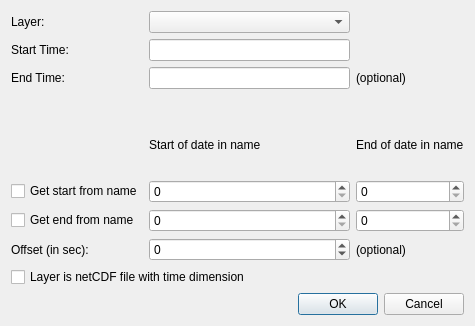
Above: addRasterLayer.ui from anitagraser/TimeManager before the change. Below: the same form after it.
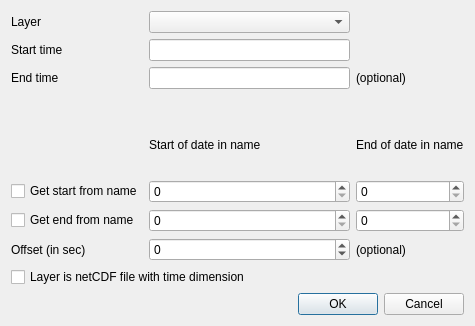
That is the form after the change.

Commit message: minor label changes for consistency

```diff
--- a/addRasterLayer.ui
+++ b/addRasterLayer.ui
@@ -22,7 +22,7 @@
      <item row="2" column="0">
       <widget class="QLabel" name="label_2">
        <property name="text">
-        <string>Start Time:</string>
+        <string>Start time</string>
        </property>
       </widget>
      </item>
@@ -39,7 +39,7 @@
      <item row="0" column="0">
       <widget class="QLabel" name="label">
        <property name="text">
-        <string>Layer:</string>
+        <string>Layer</string>
        </property>
       </widget>
      </item>
@@ -52,7 +52,7 @@
      <item row="12" column="0">
       <widget class="QLabel" name="label_6">
        <property name="text">
-        <string>Offset (in sec):</string>
+        <string>Offset (in sec)</string>
        </property>
       </widget>
      </item>
@@ -98,7 +98,7 @@
      <item row="3" column="0">
       <widget class="QLabel" name="label_3">
        <property name="text">
-        <string>End Time:</string>
+        <string>End time</string>
        </property>
       </widget>
      </item>
```
